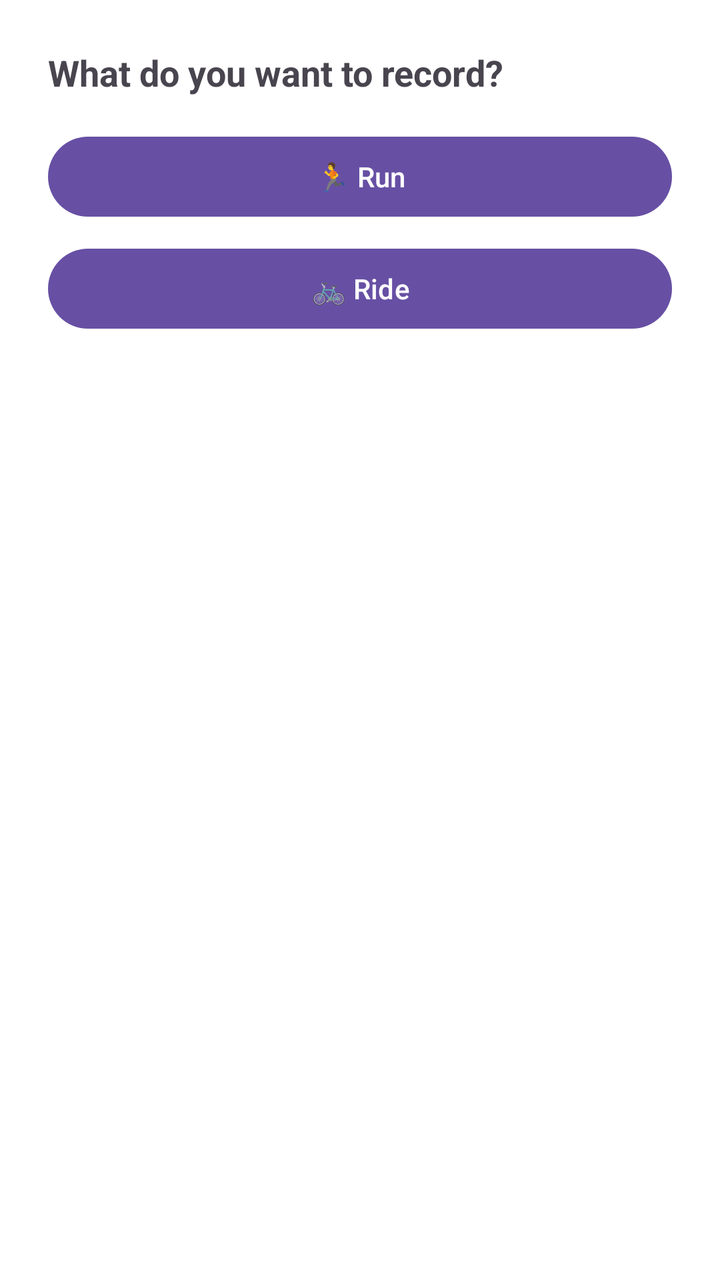
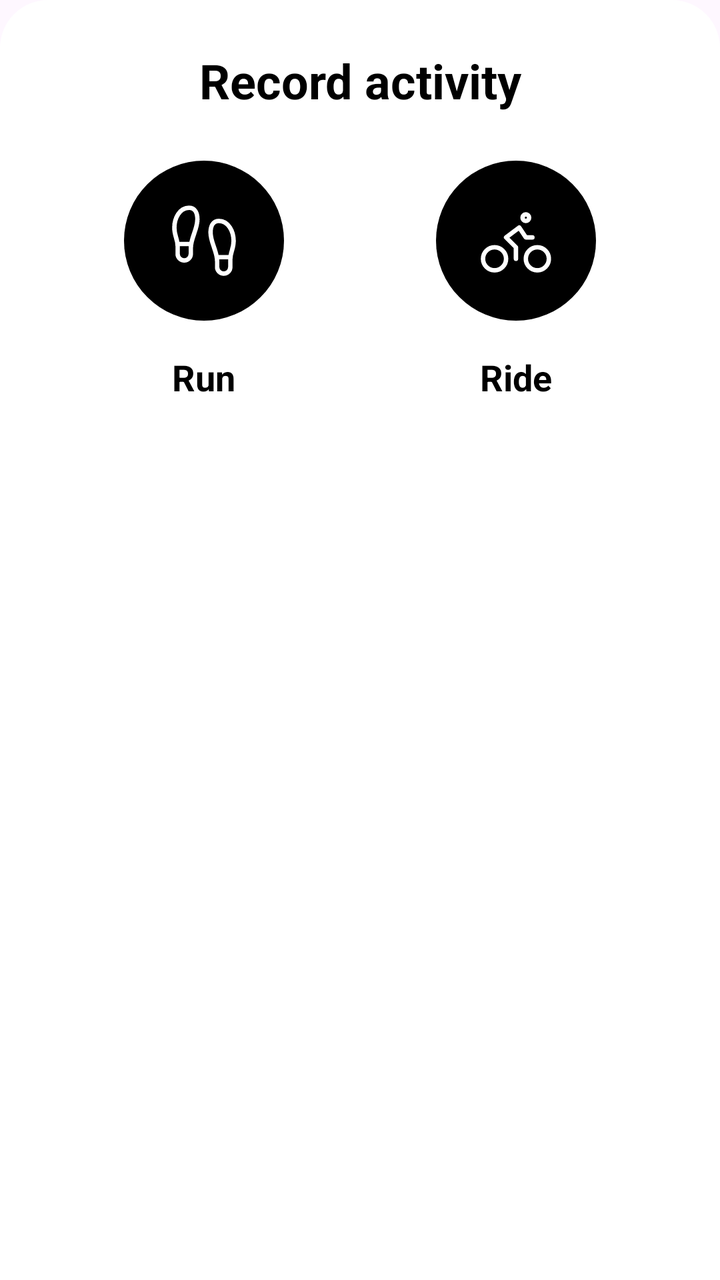

The first picture is an Android layout as it rendered before a commit; the second is the same layout after the commit. The layout source and the unified diff follow.
<!-- AndroidManifest.xml: application theme Theme.Walkfie -->
<!-- res/layout/dialog_activity_chooser.xml -->
<?xml version="1.0" encoding="utf-8"?>
<LinearLayout xmlns:android="http://schemas.android.com/apk/res/android"
    android:orientation="vertical"
    android:padding="24dp"
    android:background="@android:color/white"
    android:layout_width="match_parent"
    android:layout_height="wrap_content">

    <TextView
        android:layout_width="wrap_content"
        android:layout_height="wrap_content"
        android:text="What do you want to record?"
        android:textStyle="bold"
        android:textSize="18sp"
        android:paddingBottom="16dp" />

    <Button
        android:id="@+id/btnRun"
        android:layout_width="match_parent"
        android:layout_height="wrap_content"
        android:text="🏃 Run" />

    <Button
        android:id="@+id/btnRide"
        android:layout_width="match_parent"
        android:layout_height="wrap_content"
        android:text="🚲 Ride"
        android:layout_marginTop="8dp" />

</LinearLayout>
<!-- resources referenced by this layout -->
<resources>
  <style name="Theme.Walkfie" parent="Base.Theme.Walkfie" />
  <style name="Base.Theme.Walkfie" parent="Theme.Material3.DayNight.NoActionBar">
          
          
      </style>
</resources>

<!-- the commit's change to res/layout/dialog_activity_chooser.xml (unified diff, before → after) -->
@@ -1,30 +1,88 @@
 <?xml version="1.0" encoding="utf-8"?>
 <LinearLayout xmlns:android="http://schemas.android.com/apk/res/android"
+    xmlns:app="http://schemas.android.com/apk/res-auto"
+    android:id="@+id/bottom_sheet"
+    android:layout_width="match_parent"
+    android:layout_height="wrap_content"
     android:orientation="vertical"
     android:padding="24dp"
-    android:background="@android:color/white"
-    android:layout_width="match_parent"
-    android:layout_height="wrap_content">
+    android:background="@drawable/bottom_sheet_background"
+    app:behavior_hideable="false"
+    app:behavior_peekHeight="auto"
+    app:layout_behavior="com.google.android.material.bottomsheet.BottomSheetBehavior">
 
     <TextView
-        android:layout_width="wrap_content"
-        android:layout_height="wrap_content"
-        android:text="What do you want to record?"
-        android:textStyle="bold"
-        android:textSize="18sp"
-        android:paddingBottom="16dp" />
-
-    <Button
-        android:id="@+id/btnRun"
+        android:id="@+id/tvDialogTitle"
         android:layout_width="match_parent"
         android:layout_height="wrap_content"
-        android:text="🏃 Run" />
+        android:layout_marginBottom="24dp"
+        android:text="Record activity"
+        android:textAlignment="center"
+        android:textColor="@android:color/black"
+        android:textSize="24sp"
+        android:textStyle="bold" />
 
-    <Button
-        android:id="@+id/btnRide"
+    <LinearLayout
         android:layout_width="match_parent"
         android:layout_height="wrap_content"
-        android:text="🚲 Ride"
-        android:layout_marginTop="8dp" />
+        android:gravity="center"
+        android:orientation="horizontal">
 
+        <LinearLayout
+            android:layout_width="0dp"
+            android:layout_height="wrap_content"
+            android:layout_weight="1"
+            android:gravity="center"
+            android:orientation="vertical">
+
+            <ImageView
+                android:id="@+id/ivIcon1"
+                android:layout_width="80dp"
+                android:layout_height="80dp"
+                android:layout_marginBottom="16dp"
+                android:background="@drawable/circle_background_green"
+                android:src="@drawable/run"
+                android:scaleType="centerInside"/>
+
+            <TextView
+                android:layout_width="wrap_content"
+                android:layout_height="wrap_content"
+                android:text="Run"
+                android:textColor="@android:color/black"
+                android:textSize="18sp"
+                android:textStyle="bold" />
+        </LinearLayout>
+
+        <LinearLayout
+            android:layout_width="0dp"
+            android:layout_height="wrap_content"
+            android:layout_weight="1"
+            android:gravity="center"
+            android:orientation="vertical">
+
+            <ImageView
+                android:id="@+id/ivIcon2"
+                android:layout_width="80dp"
+                android:layout_height="80dp"
+                android:layout_marginBottom="16dp"
+                android:background="@drawable/circle_background_blue"
+                android:src="@drawable/ride"
+                android:scaleType="centerInside"/>
+
+            <TextView
+                android:layout_width="wrap_content"
+                android:layout_height="wrap_content"
+                android:text="Ride"
+                android:textColor="@android:color/black"
+                android:textSize="18sp"
+                android:textStyle="bold" />
+        </LinearLayout>
+    </LinearLayout>
+
+    <androidx.recyclerview.widget.RecyclerView
+        android:id="@+id/recyclerViewActivities"
+        android:layout_width="match_parent"
+        android:layout_height="wrap_content"
+        android:layout_marginTop="24dp"
+        android:visibility="gone" />
 </LinearLayout>
<!-- resource entries referenced after the edit -->
@@ -1,5 +1,46 @@
 <!-- resources referenced by this layout -->
 <resources>
+  <!-- drawable bottom_sheet_background (drawable) -->
+  <?xml version="1.0" encoding="utf-8"?>
+  <shape xmlns:android="http://schemas.android.com/apk/res/android"
+      android:shape="rectangle">
+      <solid android:color="@android:color/white" />
+      <corners android:topLeftRadius="24dp" android:topRightRadius="24dp" />
+  </shape>
+  <!-- drawable circle_background_blue (drawable) -->
+  <?xml version="1.0" encoding="utf-8"?>
+  <shape xmlns:android="http://schemas.android.com/apk/res/android"
+      android:shape="oval">
+      <solid android:color="@android:color/black" />
+  </shape>
+  <!-- drawable circle_background_green (drawable) -->
+  <?xml version="1.0" encoding="utf-8"?>
+  <shape xmlns:android="http://schemas.android.com/apk/res/android"
+      android:shape="oval">
+      <solid android:color="@android:color/black" />
+  </shape>
+  <!-- drawable ride (drawable) -->
+  <vector xmlns:android="http://schemas.android.com/apk/res/android" android:height="40dp" android:viewportHeight="54" android:viewportWidth="54" android:width="40dp">
+        
+      <path android:fillColor="#00000000"
+          android:pathData="M26.966,39.237V31.46L20.301,24.795L29.188,18.13L33.631,24.795H38.075M49.184,39.237C49.184,43.531 45.702,47.013 41.408,47.013C37.113,47.013 33.631,43.531 33.631,39.237C33.631,34.942 37.113,31.46 41.408,31.46C45.702,31.46 49.184,34.942 49.184,39.237ZM20.301,39.237C20.301,43.531 16.819,47.013 12.525,47.013C8.23,47.013 4.749,43.531 4.749,39.237C4.749,34.942 8.23,31.46 12.525,31.46C16.819,31.46 20.301,34.942 20.301,39.237ZM35.853,11.465C35.853,12.692 34.858,13.686 33.631,13.686C32.404,13.686 31.41,12.692 31.41,11.465C31.41,10.238 32.404,9.243 33.631,9.243C34.858,9.243 35.853,10.238 35.853,11.465Z"
+          android:strokeColor="#ffffff"
+          android:strokeLineCap="round"
+          android:strokeLineJoin="round"
+          android:strokeWidth="3"/>
+      
+  </vector>
+  <!-- drawable run (drawable) -->
+  <vector xmlns:android="http://schemas.android.com/apk/res/android" android:height="40dp" android:viewportHeight="54" android:viewportWidth="54" android:width="40dp">
+        
+      <path android:fillColor="#00000000"
+          android:pathData="M35.87,38.126H44.757M9.209,29.239H18.096M9.209,35.904V30.616C9.209,25.906 6.921,23.684 6.987,18.13C7.054,12.087 10.298,4.8 16.985,4.8C21.14,4.8 22.54,8.799 22.54,12.576C22.54,19.485 18.096,25.151 18.096,31.861V35.904C18.096,37.083 17.628,38.213 16.795,39.046C15.961,39.879 14.831,40.348 13.653,40.348C12.474,40.348 11.344,39.879 10.51,39.046C9.677,38.213 9.209,37.083 9.209,35.904ZM44.757,44.791V39.503C44.757,34.793 47.046,32.571 46.979,27.017C46.912,20.974 43.668,13.687 36.981,13.687C32.826,13.687 31.427,17.686 31.427,21.463C31.427,28.372 35.87,34.038 35.87,40.748V44.791C35.87,45.97 36.338,47.1 37.172,47.933C38.005,48.766 39.135,49.235 40.314,49.235C41.492,49.235 42.622,48.766 43.456,47.933C44.289,47.1 44.757,45.97 44.757,44.791Z"
+          android:strokeColor="#ffffff"
+          android:strokeLineCap="round"
+          android:strokeLineJoin="round"
+          android:strokeWidth="3"/>
+      
+  </vector>
   <style name="Theme.Walkfie" parent="Base.Theme.Walkfie" />
   <style name="Base.Theme.Walkfie" parent="Theme.Material3.DayNight.NoActionBar">
           
